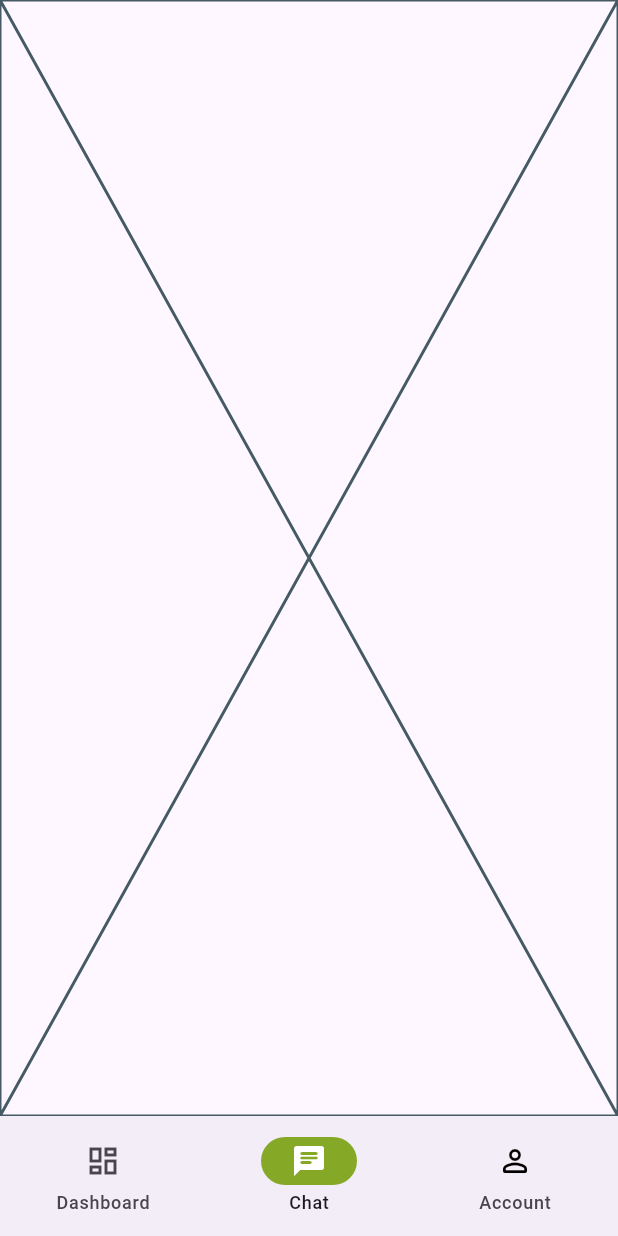
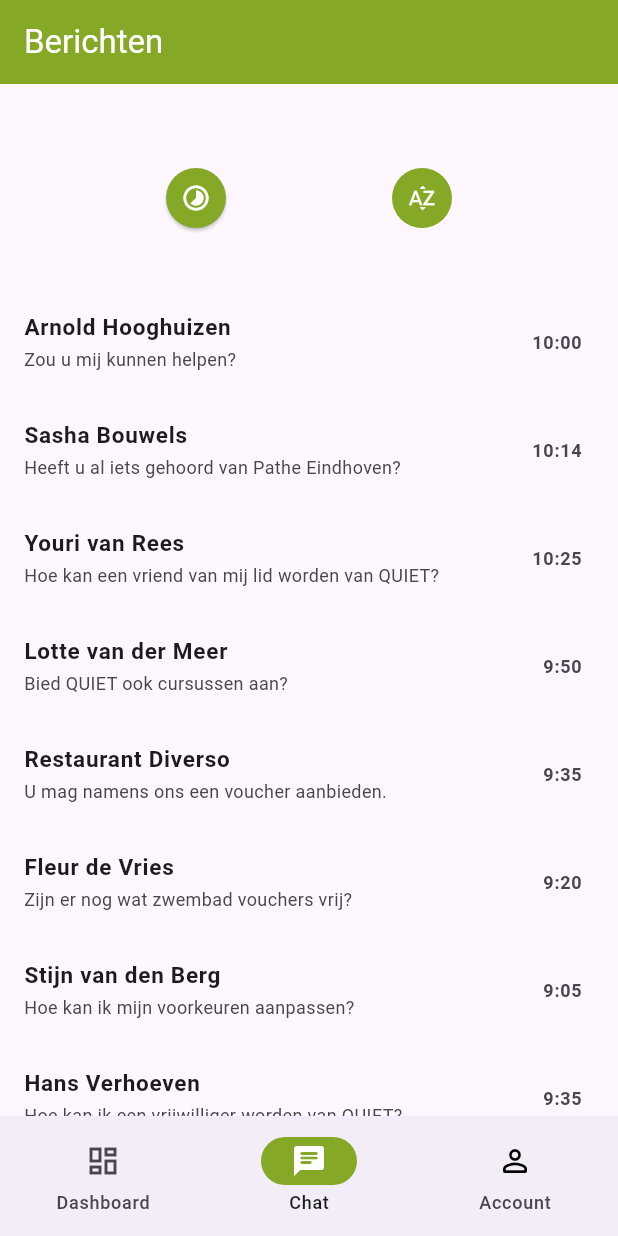
Before and after one commit to ItsJordanNL/quiet, a Flutter app: the VolunteerMain screen opened directly, item 2 of the bottom bar chosen, on a phone screen of 412 x 824 dp. Run offline on Flutter 3.47's test engine with Material 3 defaults, Android fonts, the phone set to English and light mode, and no system bars.

Commit message:
[build] - Overview Chats + Buttons

```diff
--- a/lib/screens/volunteer/chat.dart
+++ b/lib/screens/volunteer/chat.dart
@@ -1,4 +1,6 @@
 import 'package:flutter/material.dart';
+import 'package:quiet_app/screens/volunteer/components/chat-overview.dart';
+import 'package:quiet_app/constants/constants.dart';
 
 class ChatPage extends StatefulWidget {
   const ChatPage({super.key});
@@ -8,8 +10,17 @@ class ChatPage extends StatefulWidget {
 }
 
 class _ChatPageState extends State<ChatPage> {
+
+
   @override
   Widget build(BuildContext context) {
-    return const Placeholder();
+    return Scaffold(
+      appBar: AppBar(
+        title: Text("Berichten",
+        style: TextStyle(color: Colors.white)),
+        backgroundColor: primary,
+      ),
+      body: ChatListPage(),
+    );
   }
 }
--- /dev/null
+++ b/lib/screens/volunteer/components/alphabetic-button.dart
@@ -0,0 +1,43 @@
+import 'package:flutter/material.dart';
+import 'package:quiet_app/constants/constants.dart';
+import 'package:quiet_app/screens/volunteer/components/chat-list.dart';
+
+class AlphabeticButton extends StatelessWidget {
+  final List<Chat> chats; // Pass the list of chats to perform sorting
+  final Function(List<Chat>) onPressed;
+
+  AlphabeticButton({
+    required this.chats,
+    required this.onPressed,
+  });
+
+  @override
+  Widget build(BuildContext context) {
+    return Tooltip(
+      message: 'Sort Alphabetically', // Provide a tooltip message
+      child: GestureDetector(
+        onTap: () {
+          // Sort the list alphabetically based on the name of the person
+          List<Chat> sortedChats = List.from(chats);
+          sortedChats.sort((a, b) => a.name.compareTo(b.name));
+          onPressed(sortedChats); // Call the callback with sorted list
+        },
+        child: Container(
+          width: 40, // Adjust width as needed
+          height: 40, // Adjust height as needed
+          decoration: const BoxDecoration(
+            shape: BoxShape.circle,
+            color: primary,
+          ),
+          child: const Center(
+            child: Icon(
+              Icons.sort_by_alpha,
+              color: Colors.white,
+              size: 20, // Adjust icon size as needed
+            ),
+          ),
+        ),
+      ),
+    );
+  }
+}
--- /dev/null
+++ b/lib/screens/volunteer/components/chat-list.dart
@@ -0,0 +1,61 @@
+// chat_data.dart
+
+class Chat {
+  final String name;
+  final String lastMessage;
+  final DateTime timestamp;
+
+  Chat({
+    required this.name,
+    required this.lastMessage,
+    required this.timestamp,
+  });
+}
+
+final List<Chat> chats = [
+  Chat(
+      name: 'Arnold Hooghuizen',
+      lastMessage: 'Zou u mij kunnen helpen?',
+      timestamp: DateTime.now().subtract(const Duration(minutes: 30))),
+  Chat(
+      name: 'Sasha Bouwels',
+      lastMessage: 'Heeft u al iets gehoord van Pathe Eindhoven?',
+      timestamp: DateTime.now().subtract(const Duration(minutes: 16))),
+  Chat(
+      name: 'Youri van Rees',
+      lastMessage: 'Hoe kan een vriend van mij lid worden van QUIET?',
+      timestamp: DateTime.now().subtract(const Duration(minutes: 5))),
+  Chat(
+      name: 'Lotte van der Meer',
+      lastMessage: 'Bied QUIET ook cursussen aan?',
+      timestamp: DateTime.now().subtract(const Duration(minutes: 40))),
+  Chat(
+      name: 'Restaurant Diverso',
+      lastMessage: 'U mag namens ons een voucher aanbieden.',
+      timestamp: DateTime.now().subtract(const Duration(minutes: 55))),
+  Chat(
+      name: 'Fleur de Vries',
+      lastMessage: 'Zijn er nog wat zwembad vouchers vrij?',
+      timestamp: DateTime.now().subtract(const Duration(minutes: 70))),
+  Chat(
+      name: 'Stijn van den Berg',
+      lastMessage: 'Hoe kan ik mijn voorkeuren aanpassen?',
+      timestamp: DateTime.now().subtract(const Duration(minutes: 85))),
+  Chat(
+      name: 'Hans Verhoeven',
+      lastMessage: 'Hoe kan ik een vrijwilliger worden van QUIET?',
+      timestamp: DateTime.now().subtract(const Duration(minutes: 55))),
+  Chat(
+      name: 'Restaurant Mio Mio',
+      lastMessage: 'Hoe kan ik een sponsor worden?',
+      timestamp: DateTime.now().subtract(const Duration(minutes: 41))),
+  Chat(
+      name: 'Finn Handels',
+      lastMessage: 'Zijn er ook groepsactiviteiten?',
+      timestamp: DateTime.now().subtract(const Duration(minutes: 150))),
+  Chat(
+      name: 'Robbie Schroen',
+      lastMessage: 'Bedankt voor het helpen?',
+      timestamp: DateTime.now().subtract(const Duration(minutes: 33))),
+  // Add more chats as needed
+];
--- /dev/null
+++ b/lib/screens/volunteer/components/chat-overview.dart
@@ -0,0 +1,109 @@
+import 'package:flutter/material.dart';
+import 'chat-list.dart'; // Import the combined chat model and list
+import 'chat-detail.dart'; // Import the chat detail page
+import 'time-button.dart'; // Import the SortingButton widget
+import 'alphabetic-button.dart'; // Import the AlphabeticButton widget
+
+class ChatListPage extends StatefulWidget {
+  @override
+  _ChatListPageState createState() => _ChatListPageState();
+}
+
+class _ChatListPageState extends State<ChatListPage> {
+  bool _sortByNewest = false;
+
+  @override
+  Widget build(BuildContext context) {
+    return Scaffold(
+      appBar: AppBar(
+      ),
+      body: Column(
+        children: [
+          Row(
+            mainAxisAlignment: MainAxisAlignment.spaceEvenly,
+            children: [
+              SortingButton(
+                sortByNewest: _sortByNewest,
+                onPressed: () {
+                  setState(() {
+                    _sortByNewest = !_sortByNewest;
+                    _sortChats();
+                  });
+                },
+              ),
+              AlphabeticButton(
+                chats: chats,
+                onPressed: (sortedChats) {
+                  setState(() {
+                    chats.clear();
+                    chats.addAll(sortedChats);
+                  });
+                },
+              ),
+            ],
+          ),
+          SizedBox(height: 40),
+          Expanded(
+            child: ListView.builder(
+              itemCount: chats.length,
+              itemBuilder: (context, index) {
+                final chat = chats[index];
+                return ListTile(
+                  title: Text(
+                    chat.name,
+                    style: const TextStyle(
+                      fontFamily: 'Roboto',
+                      fontWeight: FontWeight.bold,
+                      fontSize: 15,
+                    ),
+                  ),
+                  subtitle: Text(
+                    chat.lastMessage,
+                    style: const TextStyle(
+                      fontFamily: 'Roboto',
+                      fontSize: 12,
+                    ),
+                  ),
+                  trailing: Text(
+                    _formatTimestamp(chat.timestamp),
+                    style: const TextStyle(
+                      fontWeight: FontWeight.bold,
+                      fontSize: 12,
+                    ),
+                  ),
+                  onTap: () {
+                    Navigator.push(
+                      context,
+                      MaterialPageRoute(
+                        builder: (context) => ChatDetailPage(chat: chat),
+                      ),
+                    );
+                  },
+                );
+              },
+            ),
+          ),
+        ],
+      ),
+    );
+  }
+
+  String _formatTimestamp(DateTime timestamp) {
+    final now = DateTime.now();
+    if (timestamp.day == now.day &&
+        timestamp.month == now.month &&
+        timestamp.year == now.year) {
+      return '${timestamp.hour}:${timestamp.minute.toString().padLeft(2, '0')}';
+    } else {
+      return '${timestamp.month}/${timestamp.day}/${timestamp.year}';
+    }
+  }
+
+  void _sortChats() {
+    if (_sortByNewest) {
+      chats.sort((a, b) => b.timestamp.compareTo(a.timestamp));
+    } else {
+      chats.sort((a, b) => a.timestamp.compareTo(b.timestamp));
+    }
+  }
+}
--- /dev/null
+++ b/lib/screens/volunteer/components/time-button.dart
@@ -0,0 +1,30 @@
+import 'package:flutter/material.dart';
+import 'package:quiet_app/constants/constants.dart';
+
+class SortingButton extends StatelessWidget {
+  final bool sortByNewest;
+  final Function() onPressed;
+
+  SortingButton({required this.sortByNewest, required this.onPressed});
+
+  @override
+  Widget build(BuildContext context) {
+    return Container(
+      width: 40, // Adjust width as needed
+      height: 40, // Adjust height as needed
+      child: ElevatedButton(
+        onPressed: onPressed,
+        style: ElevatedButton.styleFrom(
+          shape: CircleBorder(),
+          padding: EdgeInsets.all(10.0),
+          backgroundColor: primary,
+        ),
+        child: const Icon(
+          Icons.timelapse,
+          color: Colors.white,
+          size: 20.0,
+        ),
+      ),
+    );
+  }
+}
```
Also changed, not shown: lib/screens/volunteer/components/chat-detail.dart (added, +108 -0 lines).
